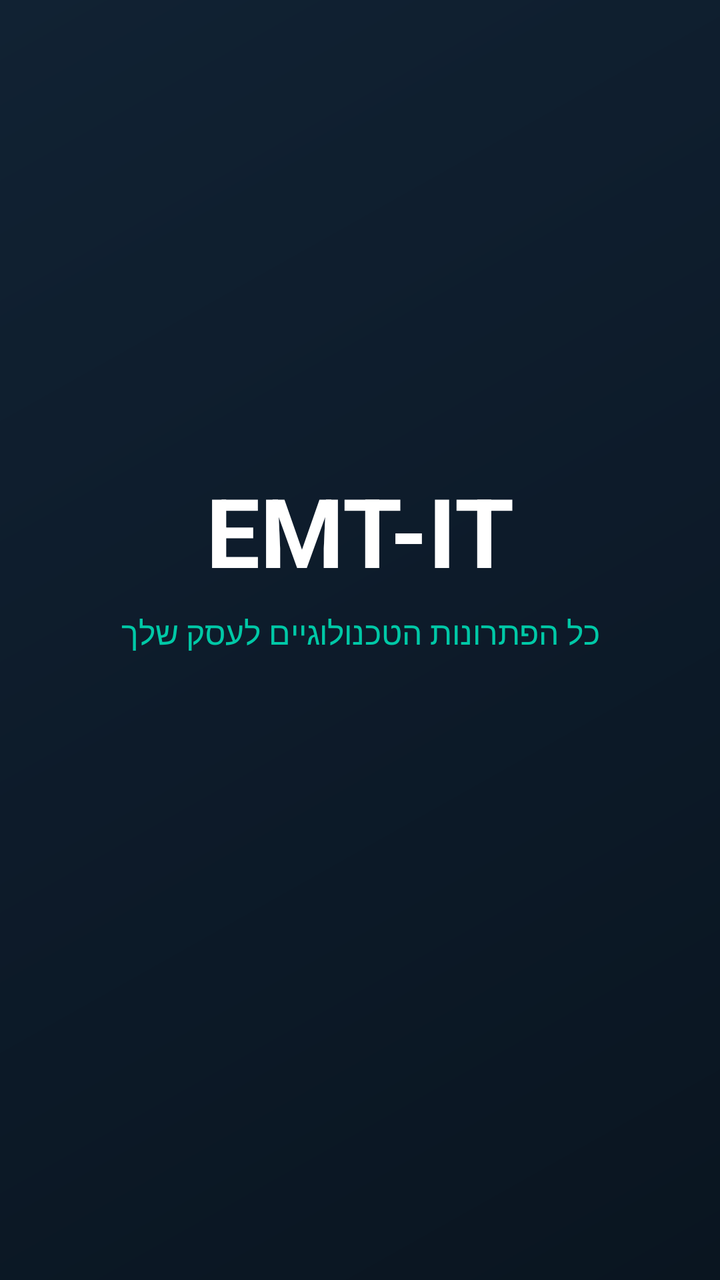
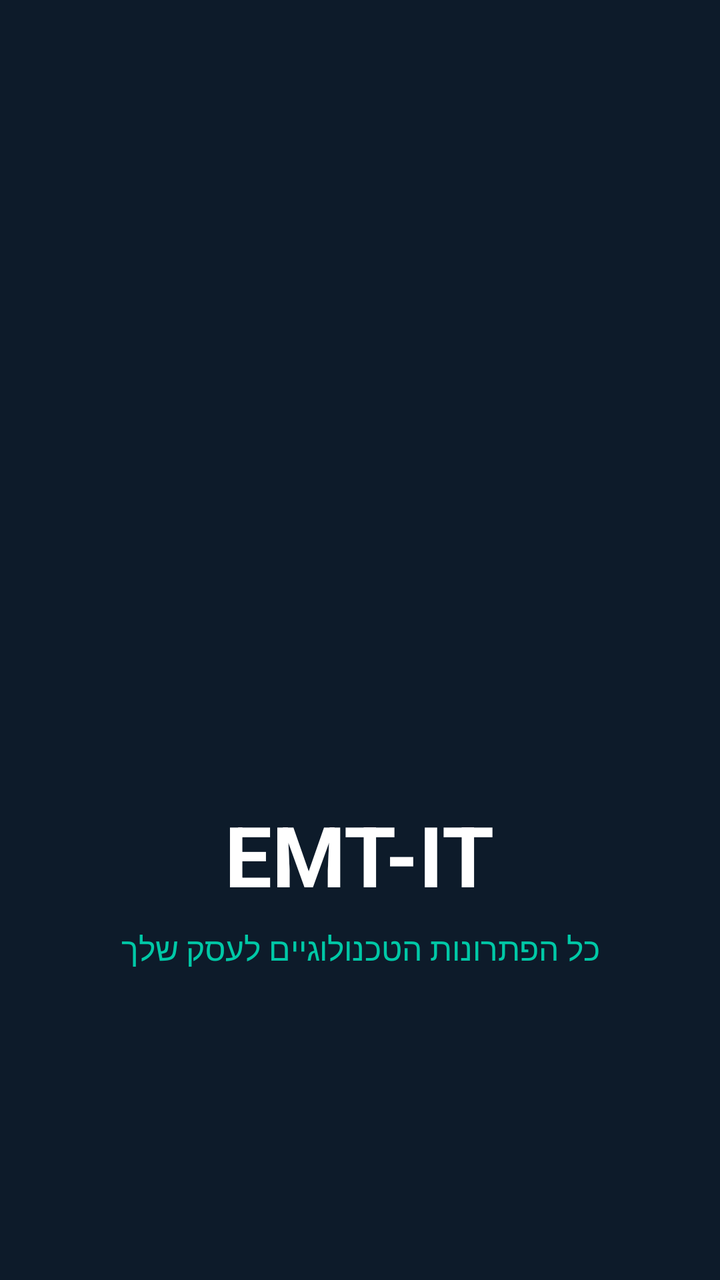

Compare the two renders of this Android layout. The source of the first and the diff that turns it into the second are given below.
<!-- AndroidManifest.xml: activity theme Theme.EMT.Splash -->
<!-- res/layout/activity_splash.xml -->
<?xml version="1.0" encoding="utf-8"?>
<LinearLayout xmlns:android="http://schemas.android.com/apk/res/android"
    android:layout_width="match_parent"
    android:layout_height="match_parent"
    android:orientation="vertical"
    android:gravity="center"
    android:background="@drawable/bg_gradient">

    <TextView
        android:layout_width="wrap_content"
        android:layout_height="wrap_content"
        android:text="EMT-IT"
        android:textSize="48sp"
        android:textColor="#FFFFFF"
        android:textStyle="bold"/>

    <TextView
        android:layout_width="wrap_content"
        android:layout_height="wrap_content"
        android:text="@string/app_tagline"
        android:textSize="16sp"
        android:textColor="#00C9A7"
        android:layout_marginTop="8dp"/>

    <ProgressBar
        android:layout_width="wrap_content"
        android:layout_height="wrap_content"
        android:layout_marginTop="32dp"
        android:indeterminateTint="#00C9A7"/>

</LinearLayout>
<!-- resources referenced by this layout -->
<resources>
  <!-- drawable bg_gradient (drawable) -->
  <?xml version="1.0" encoding="utf-8"?>
  <shape xmlns:android="http://schemas.android.com/apk/res/android">
      <gradient android:type="linear" android:angle="135"
          android:startColor="#0A1520" android:centerColor="#0D1B2A" android:endColor="#112233"/>
  </shape>
  <string name="app_tagline">כל הפתרונות הטכנולוגיים לעסק שלך</string>
  <style name="Theme.EMT.Splash" parent="Theme.EMT">
          <item name="android:windowFullscreen">true</item>
      </style>
  <style name="Theme.EMT" parent="Theme.MaterialComponents.DayNight.NoActionBar">
          <item name="colorPrimary">@color/emt_teal</item>
          <item name="colorPrimaryDark">@color/status_bar</item>
          <item name="colorAccent">@color/emt_teal</item>
          <item name="android:windowBackground">@color/emt_dark</item>
          <item name="android:statusBarColor">@color/status_bar</item>
          <item name="android:navigationBarColor">@color/emt_dark</item>
          <item name="android:textColor">@color/emt_white</item>
          <item name="android:textColorPrimary">@color/emt_white</item>
          <item name="android:textColorSecondary">@color/emt_white_70</item>
          <item name="spinnerStyle">@style/EMT.Spinner</item>
      </style>
  <color name="emt_teal">#00C9A7</color>
  <color name="status_bar">#0A1520</color>
  <color name="emt_dark">#0D1B2A</color>
  <color name="emt_white">#FFFFFF</color>
  <color name="emt_white_70">#B3FFFFFF</color>
  <style name="EMT.Spinner" parent="Widget.AppCompat.Spinner">
          <item name="android:background">@color/card_bg</item>
          <item name="android:textColor">@color/emt_white</item>
          <item name="android:textColorPrimary">@color/emt_white</item>
          <item name="android:popupBackground">@color/card_bg</item>
      </style>
  <color name="card_bg">#1A2D40</color>
</resources>

<!-- the commit's change to res/layout/activity_splash.xml (unified diff, before → after) -->
@@ -4,13 +4,20 @@
     android:layout_height="match_parent"
     android:orientation="vertical"
     android:gravity="center"
-    android:background="@drawable/bg_gradient">
+    android:background="@color/bg_dark">
+
+    <ImageView
+        android:layout_width="220dp"
+        android:layout_height="220dp"
+        android:src="@drawable/ic_logo"
+        android:scaleType="fitCenter"
+        android:layout_marginBottom="24dp"/>
 
     <TextView
         android:layout_width="wrap_content"
         android:layout_height="wrap_content"
         android:text="EMT-IT"
-        android:textSize="48sp"
+        android:textSize="42sp"
         android:textColor="#FFFFFF"
         android:textStyle="bold"/>
 
@@ -19,13 +26,7 @@
         android:layout_height="wrap_content"
         android:text="@string/app_tagline"
         android:textSize="16sp"
-        android:textColor="#00C9A7"
+        android:textColor="@color/teal"
         android:layout_marginTop="8dp"/>
 
-    <ProgressBar
-        android:layout_width="wrap_content"
-        android:layout_height="wrap_content"
-        android:layout_marginTop="32dp"
-        android:indeterminateTint="#00C9A7"/>
-
 </LinearLayout>
<!-- resource entries referenced after the edit -->
@@ -1,11 +1,7 @@
 <!-- resources referenced by this layout -->
 <resources>
-  <!-- drawable bg_gradient (drawable) -->
-  <?xml version="1.0" encoding="utf-8"?>
-  <shape xmlns:android="http://schemas.android.com/apk/res/android">
-      <gradient android:type="linear" android:angle="135"
-          android:startColor="#0A1520" android:centerColor="#0D1B2A" android:endColor="#112233"/>
-  </shape>
+  <color name="bg_dark">#0D1B2A</color>
+  <color name="teal">#00C9A7</color>
   <string name="app_tagline">כל הפתרונות הטכנולוגיים לעסק שלך</string>
   <style name="Theme.EMT.Splash" parent="Theme.EMT">
           <item name="android:windowFullscreen">true</item>
